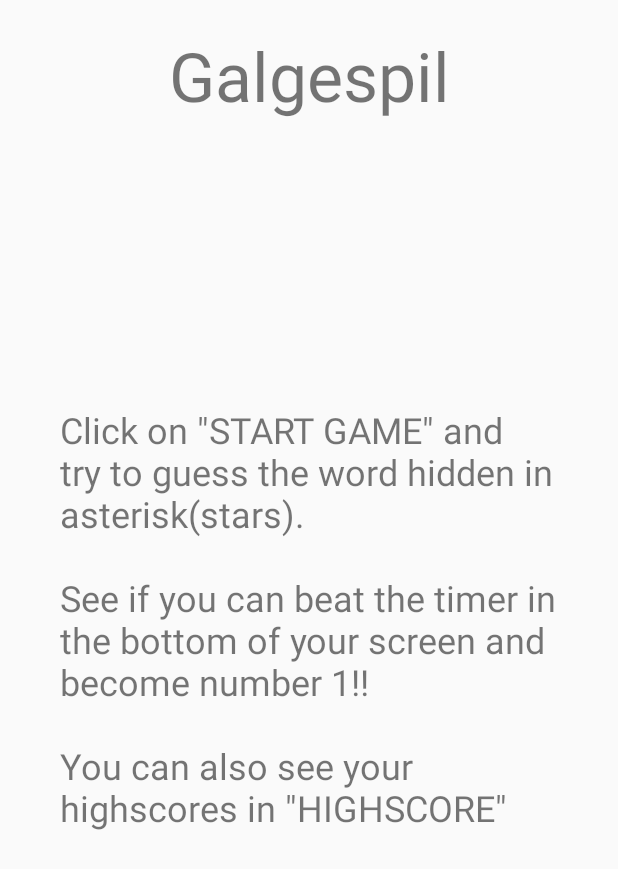
After one commit to patricklopdrup/Hangman, an Android app: the Help screen opened directly, with no data from a screen before it, on a phone screen of 412 x 824 dp. The commit adds this screen. Shown: the top 869 px of the screen. Run offline under Robolectric (Android 15) with nearby library versions, the phone set to English and light mode, and no system bars.

```diff
--- a/app/src/main/AndroidManifest.xml
+++ b/app/src/main/AndroidManifest.xml
@@ -9,6 +9,7 @@
         android:roundIcon="@mipmap/ic_launcher_round"
         android:supportsRtl="true"
         android:theme="@style/AppTheme">
+        <activity android:name=".Help"></activity>
         <activity android:name=".Highscore" />
         <activity android:name=".Game" />
         <activity android:name=".MainActivity">
--- /dev/null
+++ b/app/src/main/java/com/example/galgespil/Help.java
@@ -0,0 +1,25 @@
+package com.example.galgespil;
+
+import androidx.appcompat.app.AppCompatActivity;
+
+import android.os.Bundle;
+import android.widget.TextView;
+
+public class Help extends AppCompatActivity {
+
+    private TextView helpText;
+
+    private String text = "Click on \"START GAME\" and try to guess the word hidden in asterisk(stars)." +
+            "\n\nSee if you can beat the timer in the bottom of your screen and become number 1!!" +
+            "\n\nYou can also see your highscores in \"HIGHSCORE\"";
+
+    @Override
+    protected void onCreate(Bundle savedInstanceState) {
+        super.onCreate(savedInstanceState);
+        setContentView(R.layout.activity_help);
+
+        helpText = findViewById(R.id.helpText);
+
+        helpText.setText(text);
+    }
+}
--- /dev/null
+++ b/app/src/main/res/layout/activity_help.xml
@@ -0,0 +1,33 @@
+<?xml version="1.0" encoding="utf-8"?>
+<androidx.constraintlayout.widget.ConstraintLayout xmlns:android="http://schemas.android.com/apk/res/android"
+    xmlns:app="http://schemas.android.com/apk/res-auto"
+    xmlns:tools="http://schemas.android.com/tools"
+    android:layout_width="match_parent"
+    android:layout_height="match_parent"
+    tools:context=".Help">
+
+    <TextView
+        android:id="@+id/title"
+        android:layout_width="wrap_content"
+        android:layout_height="wrap_content"
+        android:layout_marginTop="20dp"
+        android:layout_marginBottom="80dp"
+        android:text="Galgespil"
+        android:textSize="45sp"
+        app:layout_constraintBottom_toTopOf="@+id/startGame"
+        app:layout_constraintEnd_toEndOf="parent"
+        app:layout_constraintStart_toStartOf="parent"
+        app:layout_constraintTop_toTopOf="parent" />
+
+    <TextView
+        android:id="@+id/helpText"
+        android:layout_width="match_parent"
+        android:layout_height="wrap_content"
+        android:layout_marginLeft="40dp"
+        android:layout_marginRight="40dp"
+        android:textSize="24dp"
+        android:text="Help"
+        app:layout_constraintBottom_toBottomOf="parent"
+        app:layout_constraintTop_toTopOf="parent"
+        tools:layout_editor_absoluteX="-2dp" />
+</androidx.constraintlayout.widget.ConstraintLayout>
```
Also changed, not shown: app/src/main/java/com/example/galgespil/Game.java (+25 -6 lines), app/src/main/java/com/example/galgespil/Keyboard.java (+4 -7 lines), app/src/main/java/com/example/galgespil/MainActivity.java (+14 -1 lines), app/src/main/java/com/example/galgespil/SettingsDialog.java (added, +54 -0 lines), app/src/main/res/layout/activity_main.xml (+13 -2 lines), app/src/main/res/layout/frag_setting_dialog.xml (added, +32 -0 lines).
